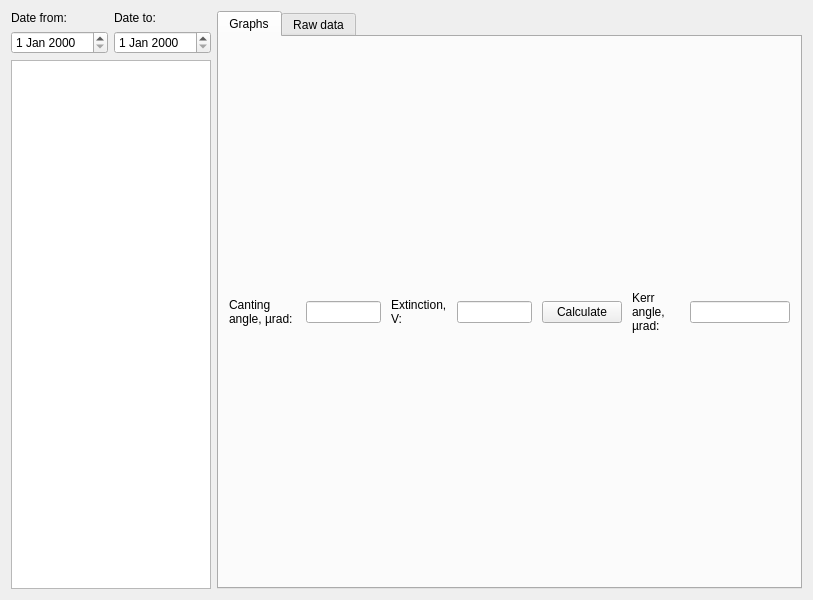
This is nicos_jcns/moke01/gui/mokehistory.ui in mlz-ictrl/nicos as Qt 5 draws it before an edit. The edited form follows.
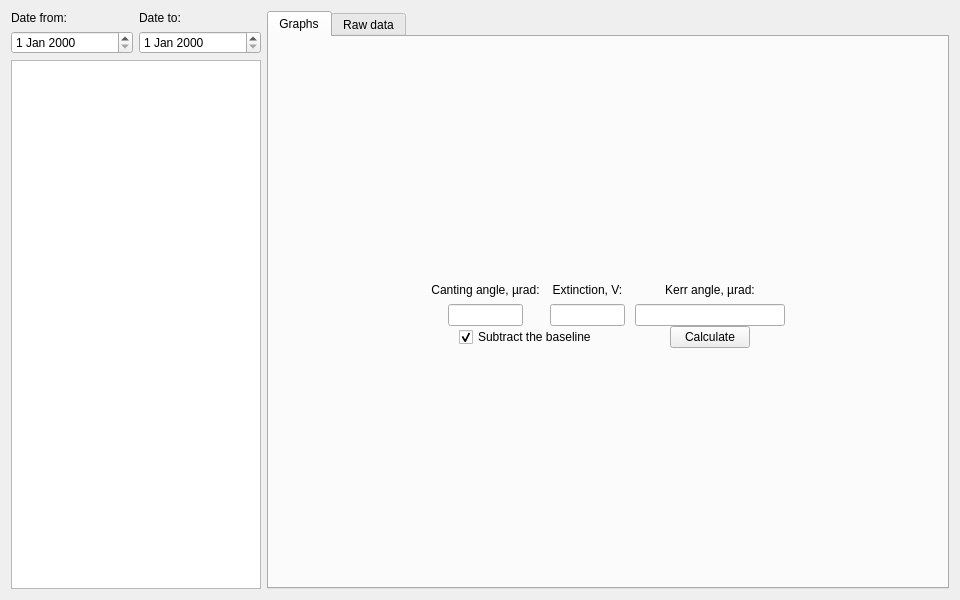
This is the edited form.

Commit message: moke01: baseline feature

The edit to the form file:
```diff
--- a/nicos_jcns/moke01/gui/mokehistory.ui
+++ b/nicos_jcns/moke01/gui/mokehistory.ui
@@ -6,7 +6,7 @@
    <rect>
     <x>0</x>
     <y>0</y>
-    <width>813</width>
+    <width>960</width>
     <height>600</height>
    </rect>
   </property>
@@ -15,11 +15,9 @@
   </property>
   <layout class="QHBoxLayout" name="horizontalLayout_2">
    <item>
-    <layout class="QHBoxLayout" name="lyt_main">
-     <item>
       <layout class="QVBoxLayout" name="lyt_history">
        <item>
-        <layout class="QGridLayout" name="gridLayout">
+      <layout class="QGridLayout" name="lyt_dates">
          <property name="topMargin">
           <number>0</number>
          </property>
@@ -55,13 +53,13 @@
          </property>
          <property name="minimumSize">
           <size>
-           <width>200</width>
+         <width>250</width>
            <height>0</height>
           </size>
          </property>
          <property name="maximumSize">
           <size>
-           <width>200</width>
+         <width>250</width>
            <height>16777215</height>
           </size>
          </property>
@@ -95,33 +93,24 @@
           <number>0</number>
          </property>
          <item>
-          <layout class="QVBoxLayout" name="lyt_graphs">
-           <item>
-            <layout class="QVBoxLayout" name="lyt_int_plot"/>
+        <layout class="QVBoxLayout" name="lyt_plot_IntvB"/>
            </item>
            <item>
-            <layout class="QHBoxLayout" name="lyt_buttons">
-             <property name="spacing">
-              <number>10</number>
-             </property>
+        <layout class="QGridLayout" name="lyt_kerr">
              <property name="leftMargin">
-              <number>10</number>
+          <number>0</number>
+         </property>
+         <property name="topMargin">
+          <number>0</number>
              </property>
              <property name="rightMargin">
-              <number>10</number>
-             </property>
-             <item>
-              <widget class="QLabel" name="lbl_angle">
-               <property name="text">
-                <string>Canting angle, µrad:</string>
-               </property>
-               <property name="wordWrap">
-                <bool>true</bool>
-               </property>
-              </widget>
-             </item>
-             <item>
-              <widget class="QLineEdit" name="ln_angle">
+          <number>0</number>
+         </property>
+         <property name="bottomMargin">
+          <number>0</number>
+         </property>
+         <item row="1" column="1" alignment="Qt::AlignHCenter|Qt::AlignVCenter">
+          <widget class="QLineEdit" name="ln_canting_angle">
                <property name="minimumSize">
                 <size>
                  <width>75</width>
@@ -134,77 +123,234 @@
                  <height>16777215</height>
                 </size>
                </property>
-              </widget>
-             </item>
-             <item>
-              <widget class="QLabel" name="lbl_ext">
+           <property name="layoutDirection">
+            <enum>Qt::LeftToRight</enum>
+           </property>
                <property name="text">
-                <string>Extinction, V:</string>
-               </property>
-               <property name="wordWrap">
-                <bool>true</bool>
+            <string/>
+           </property>
+           <property name="alignment">
+            <set>Qt::AlignCenter</set>
                </property>
               </widget>
              </item>
-             <item>
-              <widget class="QLineEdit" name="ln_ext">
-               <property name="minimumSize">
-                <size>
-                 <width>75</width>
-                 <height>0</height>
-                </size>
-               </property>
-               <property name="maximumSize">
-                <size>
-                 <width>75</width>
-                 <height>16777215</height>
-                </size>
-               </property>
-              </widget>
-             </item>
-             <item>
-              <widget class="QPushButton" name="btn_calc">
-               <property name="text">
-                <string>Calculate</string>
-               </property>
-              </widget>
-             </item>
-             <item>
+         <item row="0" column="5">
               <widget class="QLabel" name="lbl_kerr">
+           <property name="sizePolicy">
+            <sizepolicy hsizetype="Minimum" vsizetype="Minimum">
+             <horstretch>0</horstretch>
+             <verstretch>0</verstretch>
+            </sizepolicy>
+           </property>
+           <property name="maximumSize">
+            <size>
+             <width>16777215</width>
+             <height>30</height>
+            </size>
+           </property>
                <property name="text">
                 <string>Kerr angle, µrad:</string>
                </property>
+           <property name="alignment">
+            <set>Qt::AlignCenter</set>
+           </property>
                <property name="wordWrap">
-                <bool>true</bool>
+            <bool>false</bool>
                </property>
               </widget>
              </item>
-             <item>
+         <item row="0" column="6" rowspan="3">
+          <spacer name="spcr_2">
+           <property name="orientation">
+            <enum>Qt::Horizontal</enum>
+           </property>
+           <property name="sizeType">
+            <enum>QSizePolicy::Expanding</enum>
+           </property>
+           <property name="sizeHint" stdset="0">
+            <size>
+             <width>40</width>
+             <height>20</height>
+            </size>
+           </property>
+          </spacer>
+         </item>
+         <item row="1" column="5" alignment="Qt::AlignHCenter">
               <widget class="QLineEdit" name="ln_kerr">
                <property name="minimumSize">
                 <size>
-                 <width>100</width>
+             <width>150</width>
                  <height>0</height>
                 </size>
                </property>
                <property name="maximumSize">
                 <size>
+             <width>150</width>
+             <height>16777215</height>
+            </size>
+           </property>
+           <property name="alignment">
+            <set>Qt::AlignCenter</set>
+           </property>
+           <property name="readOnly">
+            <bool>true</bool>
+           </property>
+          </widget>
+         </item>
+         <item row="0" column="3">
+          <widget class="QLabel" name="lbl_extinction">
+           <property name="sizePolicy">
+            <sizepolicy hsizetype="Minimum" vsizetype="Minimum">
+             <horstretch>0</horstretch>
+             <verstretch>0</verstretch>
+            </sizepolicy>
+           </property>
+           <property name="maximumSize">
+            <size>
+             <width>16777215</width>
+             <height>30</height>
+            </size>
+           </property>
+           <property name="text">
+            <string>Extinction, V:</string>
+           </property>
+           <property name="alignment">
+            <set>Qt::AlignCenter</set>
+           </property>
+           <property name="wordWrap">
+            <bool>false</bool>
+           </property>
+          </widget>
+         </item>
+         <item row="1" column="2">
+          <spacer name="horizontalSpacer">
+           <property name="orientation">
+            <enum>Qt::Horizontal</enum>
+           </property>
+           <property name="sizeType">
+            <enum>QSizePolicy::Preferred</enum>
+           </property>
+           <property name="sizeHint" stdset="0">
+            <size>
+             <width>10</width>
+             <height>20</height>
+            </size>
+           </property>
+          </spacer>
+         </item>
+         <item row="1" column="3" alignment="Qt::AlignHCenter|Qt::AlignVCenter">
+          <widget class="QLineEdit" name="ln_extinction">
+           <property name="minimumSize">
+            <size>
+             <width>75</width>
+             <height>0</height>
+            </size>
+           </property>
+           <property name="maximumSize">
+            <size>
+             <width>75</width>
+             <height>16777215</height>
+            </size>
+           </property>
+           <property name="alignment">
+            <set>Qt::AlignCenter</set>
+           </property>
+          </widget>
+         </item>
+         <item row="0" column="1">
+          <widget class="QLabel" name="lbl_canting_angle">
+           <property name="sizePolicy">
+            <sizepolicy hsizetype="Minimum" vsizetype="Minimum">
+             <horstretch>0</horstretch>
+             <verstretch>0</verstretch>
+            </sizepolicy>
+           </property>
+           <property name="maximumSize">
+            <size>
+             <width>16777215</width>
+             <height>30</height>
+            </size>
+           </property>
+           <property name="text">
+            <string>Canting angle, µrad:</string>
+           </property>
+           <property name="alignment">
+            <set>Qt::AlignCenter</set>
+           </property>
+           <property name="wordWrap">
+            <bool>false</bool>
+           </property>
+          </widget>
+         </item>
+         <item row="2" column="5" alignment="Qt::AlignHCenter|Qt::AlignVCenter">
+          <widget class="QPushButton" name="btn_calc">
+           <property name="minimumSize">
+            <size>
+             <width>75</width>
+             <height>0</height>
+            </size>
+           </property>
+           <property name="maximumSize">
+            <size>
                  <width>100</width>
                  <height>16777215</height>
                 </size>
                </property>
-              </widget>
-             </item>
+           <property name="text">
+            <string>Calculate</string>
+           </property>
+          </widget>
+         </item>
+         <item row="0" column="0" rowspan="3">
+          <spacer name="spcr_1">
+           <property name="orientation">
+            <enum>Qt::Horizontal</enum>
+           </property>
+           <property name="sizeType">
+            <enum>QSizePolicy::Expanding</enum>
+           </property>
+           <property name="sizeHint" stdset="0">
+            <size>
+             <width>40</width>
+             <height>20</height>
+            </size>
+           </property>
+          </spacer>
+         </item>
+         <item row="2" column="1" colspan="3" alignment="Qt::AlignHCenter">
+          <widget class="QCheckBox" name="chck_subtract_baseline">
+           <property name="text">
+            <string>Subtract the baseline</string>
+           </property>
+           <property name="checked">
+            <bool>true</bool>
+           </property>
+          </widget>
+         </item>
+         <item row="1" column="4">
+          <spacer name="horizontalSpacer_2">
+           <property name="orientation">
+            <enum>Qt::Horizontal</enum>
+           </property>
+           <property name="sizeType">
+            <enum>QSizePolicy::Preferred</enum>
+           </property>
+           <property name="sizeHint" stdset="0">
+            <size>
+             <width>10</width>
+             <height>20</height>
+            </size>
+           </property>
+          </spacer>
+         </item>
             </layout>
            </item>
            <item>
-            <layout class="QVBoxLayout" name="lyt_elli_plot"/>
-           </item>
-          </layout>
+        <layout class="QVBoxLayout" name="lyt_plot_EvB"/>
          </item>
         </layout>
        </widget>
-       <widget class="QWidget" name="tab_2">
+     <widget class="QWidget" name="tab_1">
         <attribute name="title">
          <string>Raw data</string>
         </attribute>
@@ -225,17 +371,11 @@
           <number>10</number>
          </property>
          <item>
-          <layout class="QVBoxLayout" name="lyt_output">
-           <item>
             <widget class="QPlainTextEdit" name="txt_rawdata"/>
            </item>
           </layout>
-         </item>
-        </layout>
-       </widget>
-      </widget>
-     </item>
-    </layout>
+     </widget>
+    </widget>
    </item>
   </layout>
  </widget>
```
Lines whose indentation alone changed are shown as unchanged. The commit also changes 4 other files.
